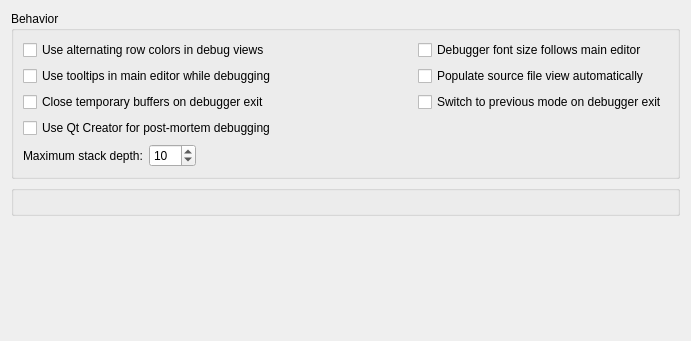
First picture: the form in src/plugins/debugger/commonoptionspage.ui, repository qt-creator/qt-creator, before the edit.
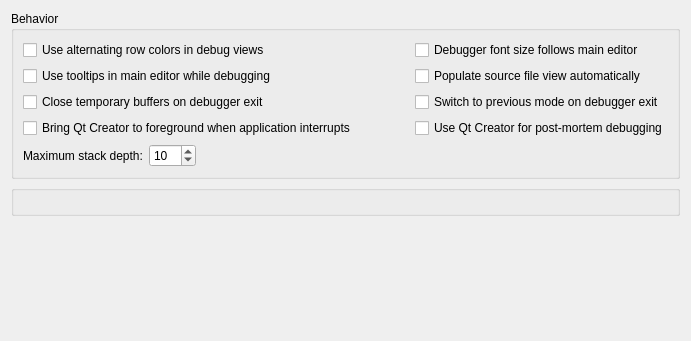
Second picture: the form after the edit. Custom widgets are drawn as their Qt base class.

Commit message: Debugger: Bring Qt Creator to foreground if app interrupts

Patch:
```diff
--- a/src/plugins/debugger/commonoptionspage.ui
+++ b/src/plugins/debugger/commonoptionspage.ui
@@ -65,16 +65,6 @@
         </property>
        </widget>
       </item>
-      <item row="3" column="0">
-       <widget class="QCheckBox" name="checkBoxRegisterForPostMortem">
-        <property name="toolTip">
-         <string>Register Qt Creator for debugging crashed applications.</string>
-        </property>
-        <property name="text">
-         <string>Use Qt Creator for post-mortem debugging</string>
-        </property>
-       </widget>
-      </item>
       <item row="4" column="0">
        <layout class="QHBoxLayout" name="horizontalLayout">
         <item>
@@ -130,6 +120,23 @@
         </item>
        </layout>
       </item>
+      <item row="3" column="1">
+       <widget class="QCheckBox" name="checkBoxRegisterForPostMortem">
+        <property name="toolTip">
+         <string>Register Qt Creator for debugging crashed applications.</string>
+        </property>
+        <property name="text">
+         <string>Use Qt Creator for post-mortem debugging</string>
+        </property>
+       </widget>
+      </item>
+      <item row="3" column="0">
+       <widget class="QCheckBox" name="checkBoxBringToForegroundOnInterrrupt">
+        <property name="text">
+         <string>Bring Qt Creator to foreground when application interrupts</string>
+        </property>
+       </widget>
+      </item>
      </layout>
     </widget>
    </item>
```
The commit also changes 10 other files.
